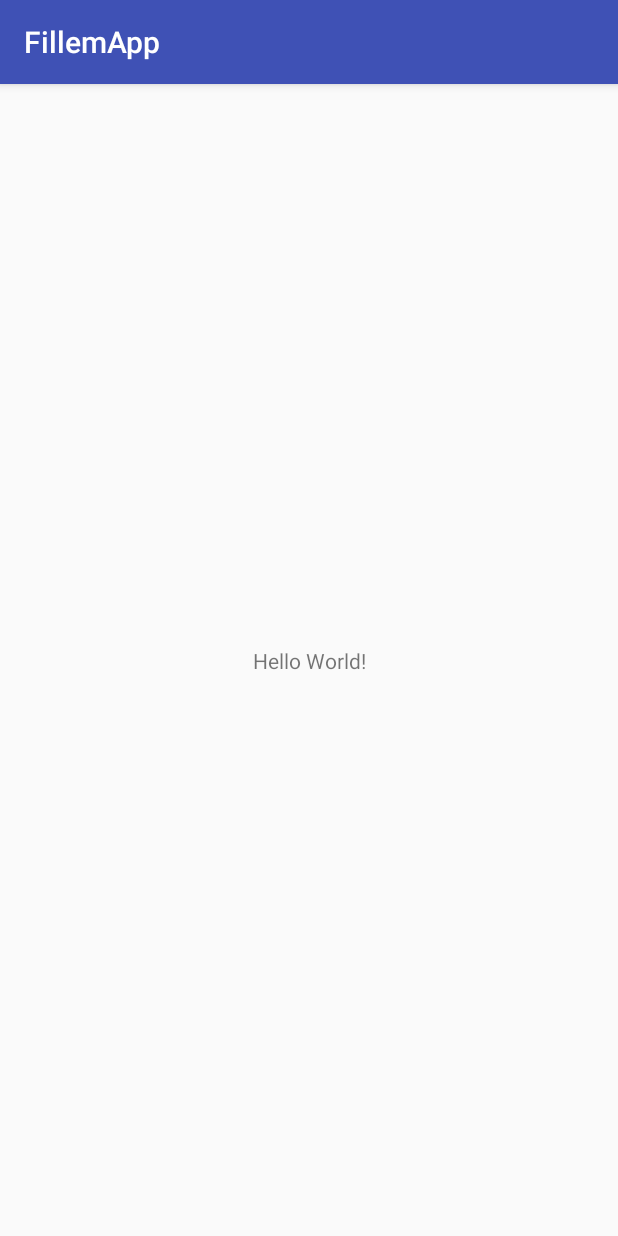
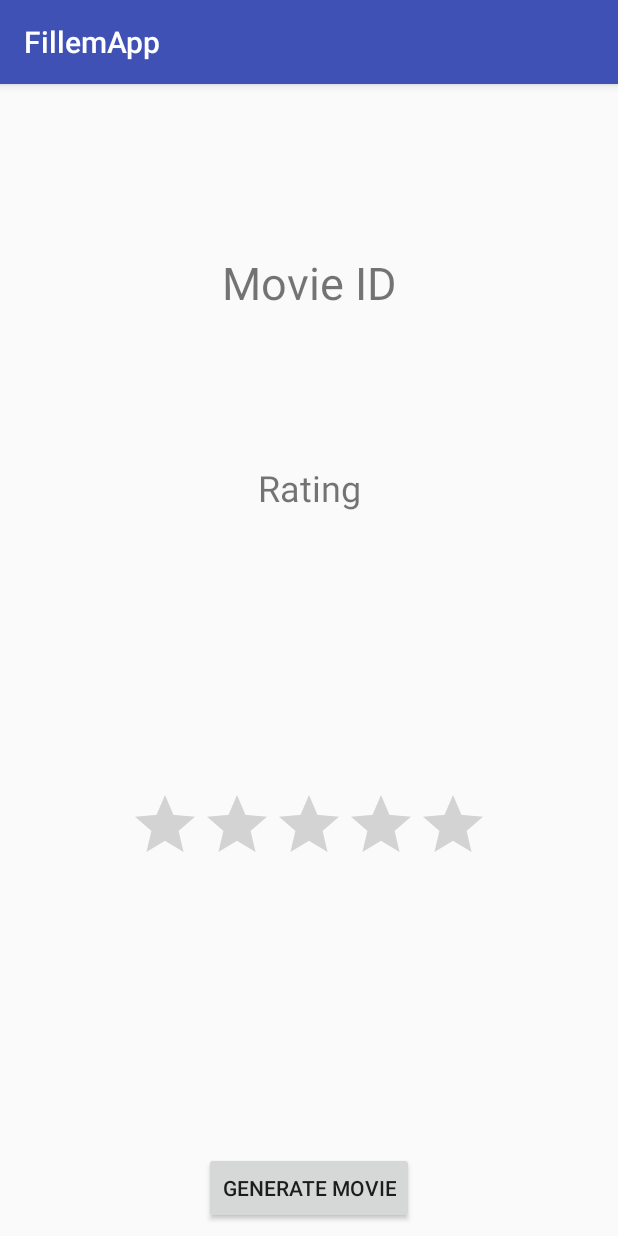
Before and after one commit to Stalpaard/Fillem, an Android app: the screen it shows after launch (MainActivity), on a phone screen of 412 x 824 dp. Run offline under Robolectric (Android 15) with nearby library versions, the phone set to English and light mode, and no system bars; our stand-ins replace Volley.

Commit message:
JSONrequest geïmplementeerd, genereert random actie film

```diff
--- a/app/build.gradle
+++ b/app/build.gradle
@@ -19,6 +19,7 @@ android {
 }
 
 dependencies {
+    api 'com.android.volley:volley:1.1.0'
     implementation fileTree(dir: 'libs', include: ['*.jar'])
     implementation 'com.android.support:appcompat-v7:27.1.1'
     implementation 'com.android.support.constraint:constraint-layout:1.1.0'
--- a/app/src/main/AndroidManifest.xml
+++ b/app/src/main/AndroidManifest.xml
@@ -1,6 +1,8 @@
 <?xml version="1.0" encoding="utf-8"?>
 <manifest xmlns:android="http://schemas.android.com/apk/res/android"
     package="be.kuleuven.softdev.eliasstalpaert.fillemapp">
+
+    <uses-permission android:name="android.permission.INTERNET" />
 
     <application
         android:allowBackup="true"
--- a/app/src/main/java/be/kuleuven/softdev/eliasstalpaert/fillemapp/MainActivity.java
+++ b/app/src/main/java/be/kuleuven/softdev/eliasstalpaert/fillemapp/MainActivity.java
@@ -2,12 +2,82 @@ package be.kuleuven.softdev.eliasstalpaert.fillemapp;
 
 import android.support.v7.app.AppCompatActivity;
 import android.os.Bundle;
+import android.view.View;
+import android.widget.Button;
+import android.widget.RatingBar;
+import android.widget.TextView;
+import android.widget.Toast;
+
+import com.android.volley.RequestQueue;
+import com.android.volley.Response;
+import com.android.volley.VolleyError;
+import com.android.volley.toolbox.JsonArrayRequest;
+import com.android.volley.toolbox.Volley;
+
+import org.json.JSONArray;
+import org.json.JSONException;
+import org.json.JSONObject;
 
 public class MainActivity extends AppCompatActivity {
 
+    private RatingBar ratingBar;
+    private TextView textView_movie;
+    private TextView textView_rating;
+    private Button button_movie;
+    private RequestQueue requestQueue;
+    private JSONObject movie;
+    private String current_movie_id;
     @Override
     protected void onCreate(Bundle savedInstanceState) {
         super.onCreate(savedInstanceState);
         setContentView(R.layout.activity_main);
+        //initialize variables
+        requestQueue = Volley.newRequestQueue(getApplicationContext());
+        ratingBar = findViewById(R.id.ratingBar);
+        textView_movie = findViewById(R.id.textView_movie);
+        textView_rating = findViewById(R.id.textView_rating);
+        button_movie = findViewById(R.id.button_movie);
+        //init routine
+        textView_rating.setText("Rating");
+        textView_movie.setText("Movie ID");
+
+        //Set on click listeners
+        button_movie.setOnClickListener(new View.OnClickListener() {
+            @Override
+            public void onClick(View v) {
+                generateMovie();
+            }
+        });
+        ratingBar.setOnRatingBarChangeListener(new RatingBar.OnRatingBarChangeListener() {
+            @Override
+            public void onRatingChanged(RatingBar ratingBar, float rating, boolean fromUser) {
+                Float r = rating*2;
+                textView_rating.setText(r.toString());
+            }
+        });
+    }
+
+    public void generateMovie() {
+        JsonArrayRequest request = new JsonArrayRequest("http://api.a17-sd206.studev.groept.be/example_movies/action",
+                new Response.Listener<JSONArray>() {
+                    @Override
+                    public void onResponse(JSONArray jsonArray) {
+                        try {
+                           movie = jsonArray.getJSONObject(0);
+                           current_movie_id = movie.getString("tconst");
+                        }
+                        catch(JSONException e) {
+                            textView_movie.setText("Error: " + e.getLocalizedMessage());
+                        }
+                    }
+                },
+                new Response.ErrorListener() {
+                    @Override
+                    public void onErrorResponse(VolleyError error) {
+                        Toast.makeText(MainActivity.this, "Unable to fetch data: " + error.getMessage(), Toast.LENGTH_SHORT).show();
+                    }
+                });
+        requestQueue.add(request);
+        textView_movie.setText("Movie ID: " + current_movie_id);
     }
 }
--- a/app/src/main/res/layout/activity_main.xml
+++ b/app/src/main/res/layout/activity_main.xml
@@ -6,13 +6,55 @@
     android:layout_height="match_parent"
     tools:context=".MainActivity">
 
-    <TextView
+    <RatingBar
+        android:id="@+id/ratingBar"
         android:layout_width="wrap_content"
         android:layout_height="wrap_content"
-        android:text="Hello World!"
+        android:layout_marginBottom="8dp"
+        android:layout_marginEnd="8dp"
+        android:layout_marginStart="8dp"
+        android:layout_marginTop="8dp"
+        android:stepSize="0.5"
+        app:layout_constraintBottom_toTopOf="@+id/button_movie"
+        app:layout_constraintEnd_toEndOf="parent"
+        app:layout_constraintStart_toStartOf="parent"
+        app:layout_constraintTop_toBottomOf="@+id/textView_rating" />
+
+    <TextView
+        android:id="@+id/textView_rating"
+        android:layout_width="wrap_content"
+        android:layout_height="wrap_content"
+        android:layout_marginEnd="8dp"
+        android:layout_marginStart="8dp"
+        android:layout_marginTop="100dp"
+        android:text="TextView"
+        android:textSize="24sp"
+        app:layout_constraintEnd_toEndOf="parent"
+        app:layout_constraintStart_toStartOf="parent"
+        app:layout_constraintTop_toBottomOf="@+id/textView_movie" />
+
+    <Button
+        android:id="@+id/button_movie"
+        android:layout_width="wrap_content"
+        android:layout_height="wrap_content"
+        android:layout_marginBottom="8dp"
+        android:layout_marginEnd="8dp"
+        android:layout_marginStart="8dp"
+        android:text="Generate Movie"
         app:layout_constraintBottom_toBottomOf="parent"
-        app:layout_constraintLeft_toLeftOf="parent"
-        app:layout_constraintRight_toRightOf="parent"
+        app:layout_constraintEnd_toEndOf="parent"
+        app:layout_constraintStart_toStartOf="parent" />
+
+    <TextView
+        android:id="@+id/textView_movie"
+        android:layout_width="wrap_content"
+        android:layout_height="wrap_content"
+        android:layout_marginEnd="8dp"
+        android:layout_marginStart="8dp"
+        android:layout_marginTop="112dp"
+        android:text="TextView"
+        android:textSize="30sp"
+        app:layout_constraintEnd_toEndOf="parent"
+        app:layout_constraintStart_toStartOf="parent"
         app:layout_constraintTop_toTopOf="parent" />
-
 </android.support.constraint.ConstraintLayout>
```
